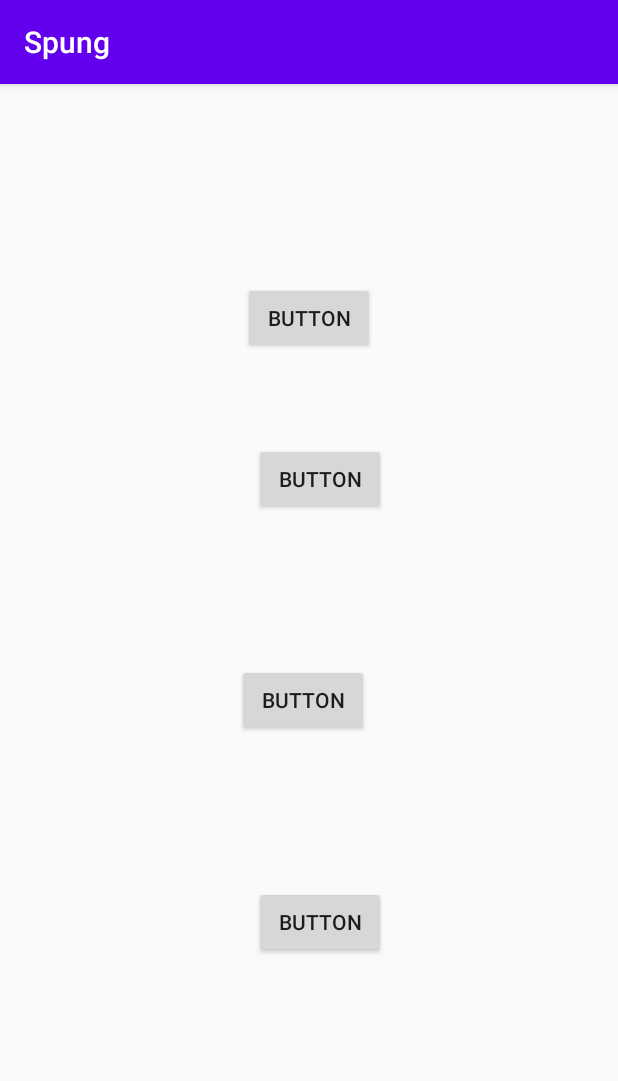
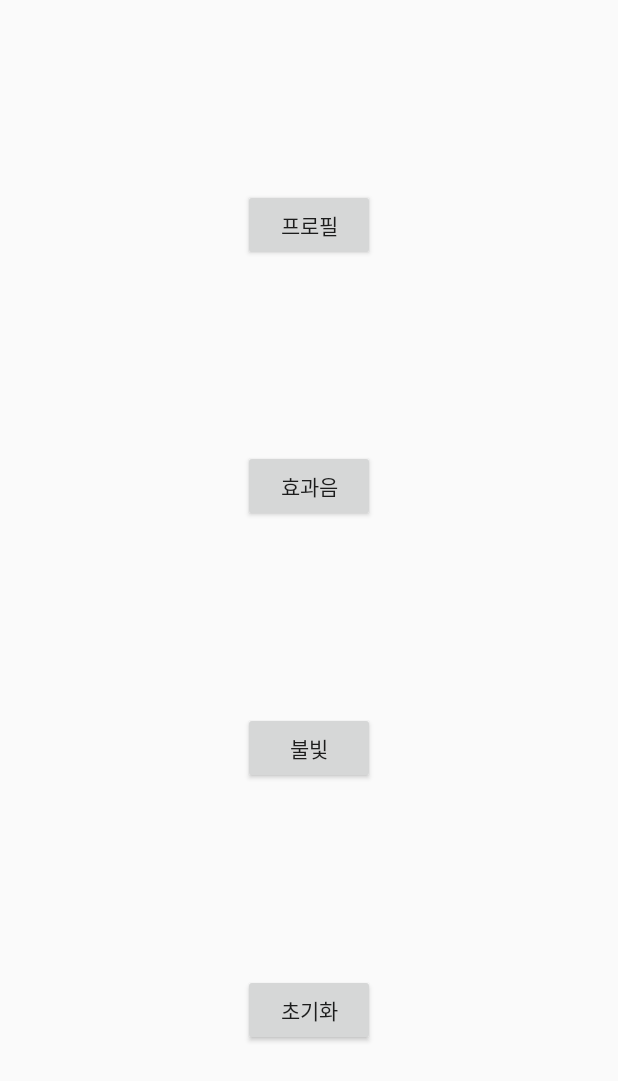
Before and after one commit to KoSangWon/spung, an Android app: the SettingActivity screen opened directly, with no data from a screen before it, on a phone screen of 412 x 824 dp. Shown: the top 1081 px of the screen. Run offline under Robolectric (Android 15) with nearby library versions, the phone set to English and light mode, and no system bars.

Commit message:
chore: Setting screen

```diff
--- a/app/src/main/java/com/example/spung/MainActivity.kt
+++ b/app/src/main/java/com/example/spung/MainActivity.kt
@@ -1,12 +1,21 @@
 package com.example.spung
 
+import android.content.Intent
 import androidx.appcompat.app.AppCompatActivity
 import android.os.Bundle
+import kotlinx.android.synthetic.main.activity_main.*
 
 class MainActivity : AppCompatActivity() {
 
     override fun onCreate(savedInstanceState: Bundle?) {
         super.onCreate(savedInstanceState)
         setContentView(R.layout.activity_main)
+        init()
+    }
+    private fun init() {
+        settingBtn.setOnClickListener {
+            val nextIntent = Intent(this, SettingActivity::class.java)
+            startActivity(nextIntent)
+        }
     }
 }
--- a/app/src/main/java/com/example/spung/SettingActivity.kt
+++ b/app/src/main/java/com/example/spung/SettingActivity.kt
@@ -1,12 +1,38 @@
 package com.example.spung
 
+import android.content.Intent
 import androidx.appcompat.app.AppCompatActivity
 import android.os.Bundle
+import kotlinx.android.synthetic.main.activity_setting.*
 
 class SettingActivity : AppCompatActivity() {
 
     override fun onCreate(savedInstanceState: Bundle?) {
         super.onCreate(savedInstanceState)
         setContentView(R.layout.activity_setting)
+        init()
     }
+
+    private fun init(){
+        profileBtn.setOnClickListener {
+            val nextIntent = Intent(this, ProfileActivity::class.java)
+            startActivity(nextIntent)
+        }
+
+        soundBtn.setOnClickListener {
+            val nextIntent = Intent(this, SoundEffectActivity::class.java)
+            startActivity(nextIntent)
+        }
+
+        lightBtn.setOnClickListener {
+            val nextIntent = Intent(this, LightActivity::class.java)
+            startActivity(nextIntent)
+        }
+
+        initBtn.setOnClickListener {
+            //초기화 기능 구현
+        }
+    }
+
+
 }
--- a/app/src/main/res/layout/activity_main.xml
+++ b/app/src/main/res/layout/activity_main.xml
@@ -32,8 +32,9 @@
         android:id="@+id/analysisbtn"
         android:layout_width="wrap_content"
         android:layout_height="wrap_content"
-        android:layout_marginStart="61dp"
-        android:layout_marginLeft="61dp"
+        android:layout_marginStart="88dp"
+        android:layout_marginLeft="88dp"
+        android:layout_marginTop="300dp"
         android:text="Button"
         app:layout_constraintStart_toStartOf="parent"
         app:layout_constraintTop_toTopOf="parent" />
@@ -74,4 +75,15 @@
         app:layout_constraintBaseline_toBaselineOf="@+id/moodlightbtn"
         app:layout_constraintEnd_toEndOf="parent"
         app:layout_constraintStart_toEndOf="@+id/moodlightbtn" />
+
+    <Button
+        android:id="@+id/settingBtn"
+        android:layout_width="wrap_content"
+        android:layout_height="wrap_content"
+        android:layout_marginTop="16dp"
+        android:layout_marginEnd="16dp"
+        android:layout_marginRight="16dp"
+        android:text="임의로 설정"
+        app:layout_constraintEnd_toEndOf="parent"
+        app:layout_constraintTop_toTopOf="parent" />
 </androidx.constraintlayout.widget.ConstraintLayout>
--- a/app/src/main/res/layout/activity_setting.xml
+++ b/app/src/main/res/layout/activity_setting.xml
@@ -1,53 +1,54 @@
 <?xml version="1.0" encoding="utf-8"?>
-<androidx.constraintlayout.widget.ConstraintLayout xmlns:android="http://schemas.android.com/apk/res/android"
+<LinearLayout xmlns:android="http://schemas.android.com/apk/res/android"
     xmlns:app="http://schemas.android.com/apk/res-auto"
     xmlns:tools="http://schemas.android.com/tools"
+    android:orientation="vertical"
     android:layout_width="match_parent"
     android:layout_height="match_parent"
     tools:context=".SettingActivity">
 
-    <Button
-        android:id="@+id/soundeffectbtn"
+    <Space
         android:layout_width="wrap_content"
         android:layout_height="wrap_content"
-        android:layout_marginTop="132dp"
-        android:text="Button"
-        app:layout_constraintEnd_toEndOf="parent"
-        app:layout_constraintStart_toStartOf="parent"
-        app:layout_constraintTop_toTopOf="parent" />
-
+        android:layout_weight="1"/>
     <Button
-        android:id="@+id/lightbtn"
+        android:id="@+id/profileBtn"
         android:layout_width="wrap_content"
         android:layout_height="wrap_content"
-        android:layout_marginStart="7dp"
-        android:layout_marginLeft="7dp"
-        android:layout_marginTop="59dp"
-        android:text="Button"
-        app:layout_constraintStart_toStartOf="@+id/soundeffectbtn"
-        app:layout_constraintTop_toBottomOf="@+id/soundeffectbtn" />
-
-    <Button
-        android:id="@+id/resetbtn"
+        android:layout_gravity="center"
+        android:text="프로필" />
+    <Space
         android:layout_width="wrap_content"
         android:layout_height="wrap_content"
-        android:layout_marginTop="129dp"
-        android:layout_marginEnd="11dp"
-        android:layout_marginRight="11dp"
-        android:layout_marginBottom="130dp"
-        android:text="Button"
-        app:layout_constraintBottom_toBottomOf="@+id/profilebtn"
-        app:layout_constraintEnd_toEndOf="@+id/lightbtn"
-        app:layout_constraintTop_toTopOf="@+id/lightbtn" />
-
+        android:layout_weight="1"/>
     <Button
-        android:id="@+id/profilebtn"
+        android:id="@+id/soundBtn"
         android:layout_width="wrap_content"
         android:layout_height="wrap_content"
-        android:layout_marginStart="11dp"
-        android:layout_marginLeft="11dp"
-        android:layout_marginBottom="185dp"
-        android:text="Button"
-        app:layout_constraintBottom_toBottomOf="parent"
-        app:layout_constraintStart_toStartOf="@+id/resetbtn" />
-</androidx.constraintlayout.widget.ConstraintLayout>
+        android:layout_gravity="center"
+        android:text="효과음" />
+    <Space
+        android:layout_width="wrap_content"
+        android:layout_height="wrap_content"
+        android:layout_weight="1"/>
+    <Button
+        android:id="@+id/lightBtn"
+        android:layout_width="wrap_content"
+        android:layout_height="wrap_content"
+        android:layout_gravity="center"
+        android:text="불빛" />
+    <Space
+        android:layout_width="wrap_content"
+        android:layout_height="wrap_content"
+        android:layout_weight="1"/>
+    <Button
+        android:id="@+id/initBtn"
+        android:layout_width="wrap_content"
+        android:layout_height="wrap_content"
+        android:layout_gravity="center"
+        android:text="초기화" />
+    <Space
+        android:layout_width="wrap_content"
+        android:layout_height="wrap_content"
+        android:layout_weight="1"/>
+</LinearLayout>
--- a/app/src/main/res/values/styles.xml
+++ b/app/src/main/res/values/styles.xml
@@ -1,7 +1,7 @@
 <resources>
 
     <!-- Base application theme. -->
-    <style name="AppTheme" parent="Theme.AppCompat.Light.DarkActionBar">
+    <style name="AppTheme" parent="Theme.AppCompat.Light.NoActionBar">
         <!-- Customize your theme here. -->
         <item name="colorPrimary">@color/colorPrimary</item>
         <item name="colorPrimaryDark">@color/colorPrimaryDark</item>
```
